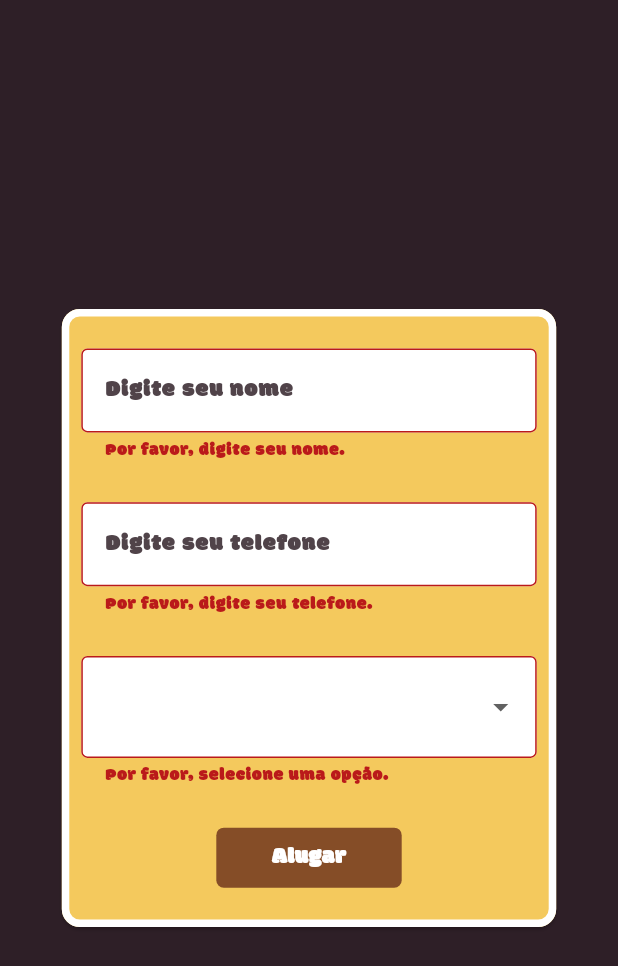
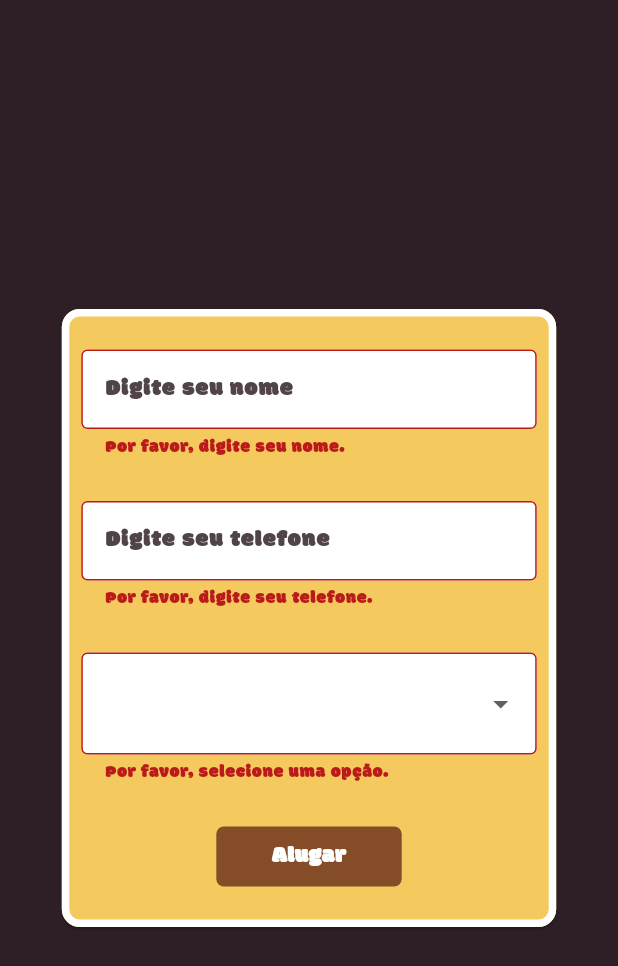
Before and after one commit to PedroHenrique-42/unispace, a Flutter app: the RegisterPage screen opened by its route, after a tap on "Alugar", on a phone screen of 412 x 824 dp. Shown: the top 966 px of the screen. Run offline on Flutter 3.47's test engine with Material 2 defaults, Android fonts, the phone set to English and light mode, and no system bars; our stand-ins replace sizer.

```diff
--- a/lib/core/constants/app_colors.dart
+++ b/lib/core/constants/app_colors.dart
@@ -6,5 +6,5 @@ class AppColors {
   static const Color primaryYellow = Color.fromRGBO(244, 201, 93, 1);
   static const Color primaryWhite = Color.fromRGBO(255, 255, 255, 1);
   static const Color primaryBlack = Color.fromRGBO(0, 0, 0, 1);
-
+  static const Color green = Color.fromARGB(255, 76, 175, 80);
 }
--- a/lib/features/register/widgets/form_widget.dart
+++ b/lib/features/register/widgets/form_widget.dart
@@ -1,6 +1,5 @@
-import 'dart:developer';
-
 import 'package:flutter/material.dart';
+import 'package:flutter/services.dart';
 import 'package:sizer/sizer.dart';
 import 'package:unispace/core/constants/app_colors.dart';
 
@@ -19,7 +18,6 @@ class FormWidget extends StatefulWidget {
 
 class _FormWidgetState extends State<FormWidget> {
   final _formKey = GlobalKey<FormState>();
-  final _dropDownKey = GlobalKey<FormState>();
 
   Options selectedOption = Options.small;
 
@@ -52,6 +50,7 @@ class _FormWidgetState extends State<FormWidget> {
                     }
                     return null;
                   },
+                  style: Theme.of(context).textTheme.labelMedium,
                   decoration: const InputDecoration(
                     hintText: "Digite seu nome",
                     hintStyle: TextStyle(fontSize: 16),
@@ -64,13 +63,14 @@ class _FormWidgetState extends State<FormWidget> {
                     }
                     return null;
                   },
+                  style: Theme.of(context).textTheme.labelMedium,
                   decoration: const InputDecoration(
                     hintText: "Digite seu telefone",
                     hintStyle: TextStyle(fontSize: 16),
                   ),
+                  inputFormatters: [FilteringTextInputFormatter.digitsOnly],
                 ),
                 DropdownButtonFormField<Options>(
-                  key: _dropDownKey,
                   validator: (value) {
                     if (value == null) {
                       return "Por favor, selecione uma opção.";
@@ -113,9 +113,22 @@ class _FormWidgetState extends State<FormWidget> {
                   ),
                   child: TextButton(
                     onPressed: () {
-                      print(_formKey.currentState!.validate());
-                      print(_dropDownKey.currentState!.validate());
-                      // Navigator.pushNamed(context, Routes.registerPage);
+                      if (_formKey.currentState!.validate()) {
+                        showDialog(
+                          context: context,
+                          builder: (context) => const AlertDialog(
+                            title: Text(
+                              "Produto alugado com sucesso!",
+                            ),
+                          ),
+                        );
+
+                        Future.delayed(const Duration(seconds: 2)).then(
+                          (value) {
+                            Navigator.pop(context);
+                          },
+                        );
+                      }
                     },
                     child: Text(
                       "Alugar",
```
